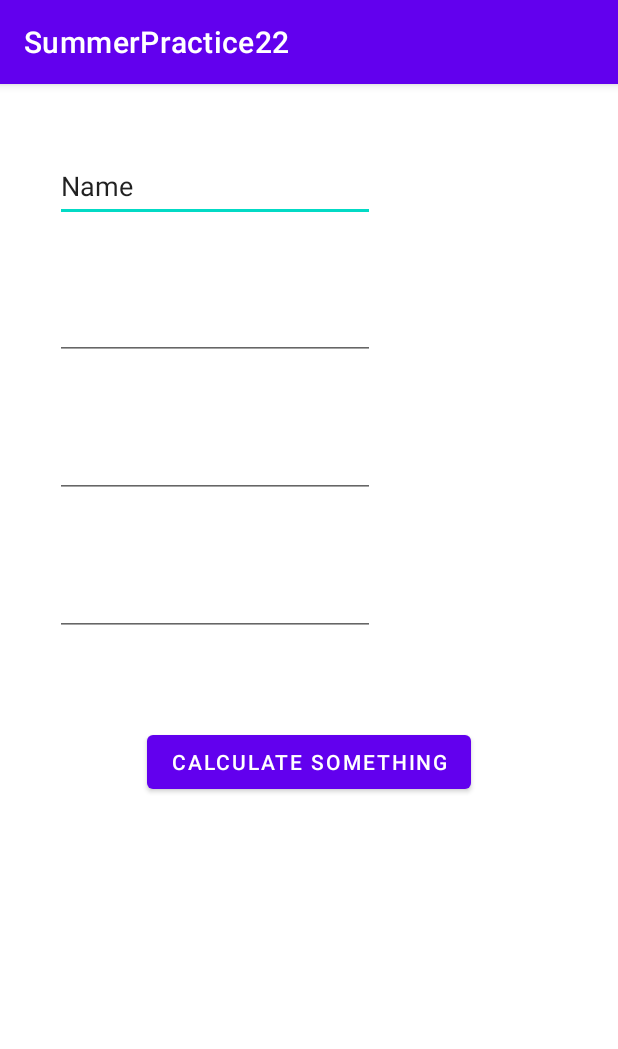
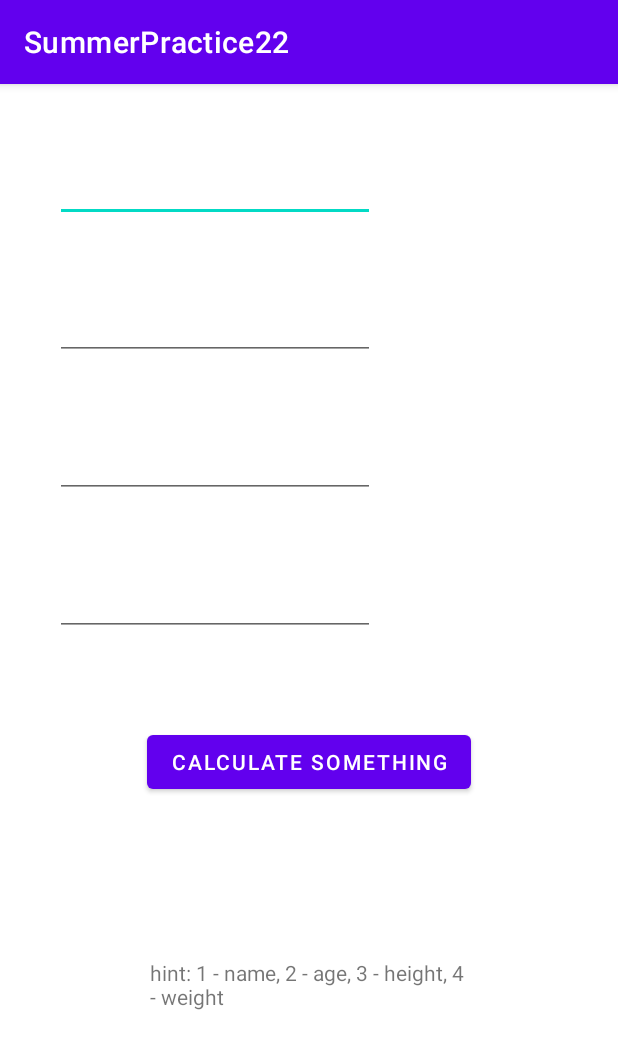
Before and after one commit to SRVergasov/androidlab_summer22, an Android app: the screen it shows after launch (MainActivity), on a phone screen of 412 x 824 dp. Shown: the top 1049 px of the screen. Run offline under Robolectric (Android 15) with nearby library versions, the phone set to English and light mode, and no system bars.

Commit message:
add hint

```diff
--- a/app/src/main/java/com/example/summerpractice22/MainActivity.kt
+++ b/app/src/main/java/com/example/summerpractice22/MainActivity.kt
@@ -29,6 +29,8 @@ class MainActivity : AppCompatActivity() {
         button = findViewById(R.id.button)
         textView = findViewById(R.id.textView)
 
+        textView?.text = getString(R.string.hint)
+
         button?.setOnClickListener {
             val checker = ValidateChecker()
             val name = textName?.text.toString()
--- a/app/src/main/res/layout/activity_main.xml
+++ b/app/src/main/res/layout/activity_main.xml
@@ -15,7 +15,6 @@
         android:inputType="textPersonName"
         android:maxLength="@integer/max_len"
         android:minHeight="48dp"
-        android:text="@string/name"
         app:layout_constraintEnd_toEndOf="parent"
         app:layout_constraintHorizontal_bias="0.184"
         app:layout_constraintStart_toStartOf="parent"
--- a/app/src/main/res/values/strings.xml
+++ b/app/src/main/res/values/strings.xml
@@ -1,10 +1,7 @@
 <resources>
     <string name="app_name">SummerPractice22</string>
     <string name="button_text">Calculate something</string>
-    <string name="name">Name</string>
-    <string name="age">Age</string>
-    <string name="height">Height</string>
-    <string name="weight">Weight</string>
     <string name="error_input">Incorrect data</string>
     <string name="output">Answer</string>
+    <string name="hint">hint: 1 - name, 2 - age, 3 - height, 4 - weight</string>
 </resources>
```
Also changed, not shown: 1 other file.
